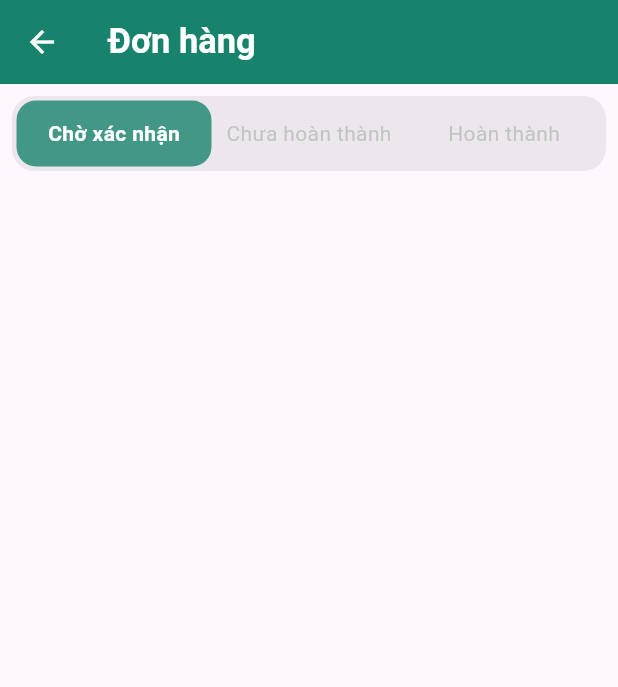
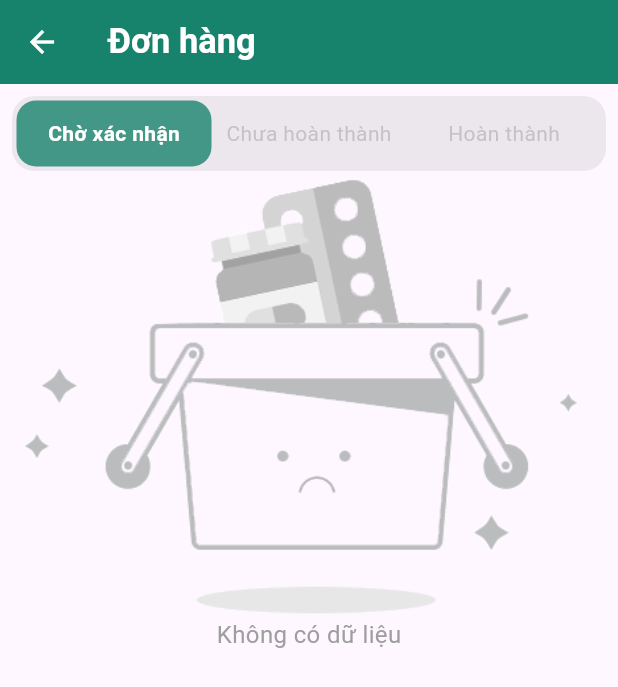
Before and after one commit to HuynhDangCTA/pet_care, a Flutter app: the OrderManagerPage screen opened by its route, on a phone screen of 412 x 824 dp. Shown: the top 687 px of the screen. Run offline on Flutter 3.47's test engine with Material 2 defaults, Android fonts, the light colour scheme and no system bars; our stand-ins replace barcode_widget, cloud_firestore, firebase_core, firebase_messaging, firebase_storage, flutter_local_notifications and 9 more; missing offline and left inert: flutter_add_to_cart_button, mobile_scanner, volume_watcher; accounts and stored records are empty; statements that could not run were skipped.

Commit message:
done phase 1

```diff
--- a/lib/funtions/discounts/discount_controller.dart
+++ b/lib/funtions/discounts/discount_controller.dart
@@ -7,11 +7,15 @@ import 'package:pet_care/util/dialog_util.dart';
 import 'package:pet_care/widgets/app_button.dart';
 import 'package:pet_care/widgets/app_text.dart';
 
+import '../home/home_controller.dart';
+
 class DiscountController extends GetxController {
+  static DiscountController get instants => Get.find();
   RxList<Discount> discounts = <Discount>[].obs;
   RxList<Voucher> vouchers = <Voucher>[].obs;
   RxInt currentStep = 0.obs;
   final DateTime now = DateTime.now();
+  RxBool isAdmin = HomeController.instants.isAdmin;
 
   @override
   void onInit() async {
--- a/lib/funtions/discounts/new_discount/new_discount_controller.dart
+++ b/lib/funtions/discounts/new_discount/new_discount_controller.dart
@@ -1,6 +1,7 @@
 import 'package:flutter/cupertino.dart';
 import 'package:get/get.dart';
 import 'package:pet_care/core/constants.dart';
+import 'package:pet_care/funtions/discounts/discount_controller.dart';
 import 'package:pet_care/model/discount.dart';
 import 'package:pet_care/model/product.dart';
 import 'package:pet_care/network/firebase_helper.dart';
@@ -108,8 +109,10 @@ class NewDiscountController extends GetxController {
     await FirebaseHelper.newDiscount(discount).then((value) {
       DialogUtil.hideLoading();
       DialogUtil.showSnackBar('Thêm thành công');
+      discount.id = value.id;
       nameController.clear();
       discountController.clear();
+      DiscountController.instants.discounts.add(discount);
     });
   }
 }
--- a/lib/funtions/invoice/invoice_page.dart
+++ b/lib/funtions/invoice/invoice_page.dart
@@ -128,7 +128,7 @@ class InvoicePage extends GetView<InvoiceController> {
                                     Row(
                                       children: [
                                         const Expanded(
-                                            child: AppText(text: 'Khách hing')),
+                                            child: AppText(text: 'Khách hàng')),
                                         Expanded(
                                             child: AppText(
                                           text: controller
@@ -178,7 +178,7 @@ class InvoicePage extends GetView<InvoiceController> {
                                                 'Đã lưu')
                                             ? AppButton(
                                                 onPressed: () {
-                                                  DialogUtil.showSnackBar('Chức nâng đang phát triển');
+                                                  DialogUtil.showSnackBar('Chức năng đang phát triển');
                                                 },
                                                 text: 'In hóa đơn',
                                                 height: 48,
--- a/lib/funtions/order_manager/order_manager_page.dart
+++ b/lib/funtions/order_manager/order_manager_page.dart
@@ -8,6 +8,7 @@ import 'package:pet_care/model/order_model.dart';
 import 'package:pet_care/util/number_util.dart';
 import 'package:pet_care/widgets/app_button.dart';
 import 'package:pet_care/widgets/app_text.dart';
+import 'package:pet_care/widgets/empty_data.dart';
 import 'package:pet_care/widgets/stepper.dart';
 
 class OrderManagerPage extends GetView<OrderManagerController> {
@@ -15,7 +16,8 @@ class OrderManagerPage extends GetView<OrderManagerController> {
 
   @override
   Widget build(BuildContext context) {
-    Widget waitOrder = Obx(() => ListView.builder(
+    Widget waitOrder = Obx(() => (controller.waitOrders.isNotEmpty)
+        ? ListView.builder(
             itemCount: controller.waitOrders.length,
             itemBuilder: (context, index) {
               OrderModel order = controller.waitOrders[index];
@@ -77,8 +79,8 @@ class OrderManagerPage extends GetView<OrderManagerController> {
                               height: 60,
                               decoration: const BoxDecoration(
                                   image: DecorationImage(
-                                    image:
-                                        AssetImage('images/product_demo.jpg'))),
+                                      image: AssetImage(
+                                          'images/product_demo.jpg'))),
                             ),
                             const SizedBox(
                               width: 5,
@@ -172,9 +174,13 @@ class OrderManagerPage extends GetView<OrderManagerController> {
                 ),
               );
             },
+          )
+        : const Center(
+            child: EmptyDataWidget(),
           ));
 
-    Widget unFinish = Obx(() => ListView.builder(
+    Widget unFinish = Obx(() => (controller.unFinishOrders.isNotEmpty)
+        ? ListView.builder(
             itemCount: controller.unFinishOrders.length,
             itemBuilder: (context, index) {
               OrderModel order = controller.unFinishOrders[index];
@@ -236,8 +242,8 @@ class OrderManagerPage extends GetView<OrderManagerController> {
                               height: 60,
                               decoration: const BoxDecoration(
                                   image: DecorationImage(
-                                    image:
-                                        AssetImage('images/product_demo.jpg'))),
+                                      image: AssetImage(
+                                          'images/product_demo.jpg'))),
                             ),
                             const SizedBox(
                               width: 5,
@@ -325,7 +331,9 @@ class OrderManagerPage extends GetView<OrderManagerController> {
                                         backgroundColor: Colors.red,
                                         isShadow: false,
                                       ),
-                                    const SizedBox(width: 10,),
+                                      const SizedBox(
+                                        width: 10,
+                                      ),
                                       AppButton(
                                         onPressed: () async {
                                           await controller.doneOrder(order);
@@ -345,9 +353,13 @@ class OrderManagerPage extends GetView<OrderManagerController> {
                 ),
               );
             },
+          )
+        : const Center(
+            child: EmptyDataWidget(),
           ));
 
-    Widget finish = Obx(() => ListView.builder(
+    Widget finish = Obx(() => (controller.finishOrders.isNotEmpty)
+        ? ListView.builder(
             itemCount: controller.finishOrders.length,
             itemBuilder: (context, index) {
               OrderModel order = controller.finishOrders[index];
@@ -409,8 +421,8 @@ class OrderManagerPage extends GetView<OrderManagerController> {
                               height: 60,
                               decoration: const BoxDecoration(
                                   image: DecorationImage(
-                                image:
-                                AssetImage('images/product_demo.jpg'))),
+                                      image: AssetImage(
+                                          'images/product_demo.jpg'))),
                             ),
                             const SizedBox(
                               width: 5,
@@ -473,6 +485,9 @@ class OrderManagerPage extends GetView<OrderManagerController> {
                 ),
               );
             },
+          )
+        : const Center(
+            child: EmptyDataWidget(),
           ));
 
     return Scaffold(
--- a/lib/main.dart
+++ b/lib/main.dart
@@ -14,7 +14,6 @@ void main() async {
   await Firebase.initializeApp(
     options: DefaultFirebaseOptions.currentPlatform,
   );
-
   runApp(const MyApp());
 }
 
--- a/lib/network/firebase_helper.dart
+++ b/lib/network/firebase_helper.dart
@@ -489,12 +489,15 @@ class FirebaseHelper {
       {required Function(OrderModel order) onAdded,
       required Function(OrderModel order) onModified,
       required Function(OrderModel order) onRemoved}) {
+    DateTime now = DateTime.now().subtract(Duration(days: 7));
+
     return database
         .collection(Constants.orders)
         .where(Constants.status, whereIn: [
           OrderStatusConst.giaoHangThanhCong,
           OrderStatusConst.giaoHangThatBai
         ])
+        .where(Constants.createdAt, isGreaterThan: now)
         .orderBy(Constants.createdAt, descending: true)
         .snapshots()
         .listen((event) {
```
Also changed, not shown: lib/funtions/discounts/discount_page.dart (+10 -4 lines), lib/funtions/order_manager/order_manager_controller.dart (+6 -6 lines), lib/funtions/product_manager/product_detail/product_detail_page.dart (+17 -7 lines). Lines whose indentation alone changed are shown as unchanged.
